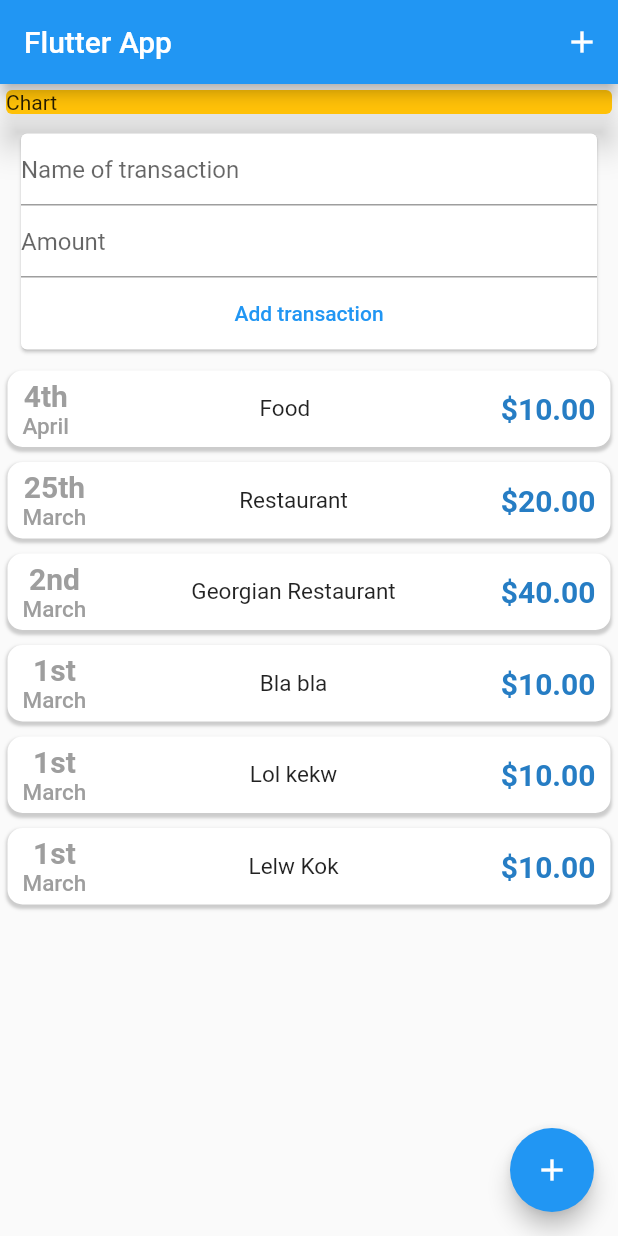
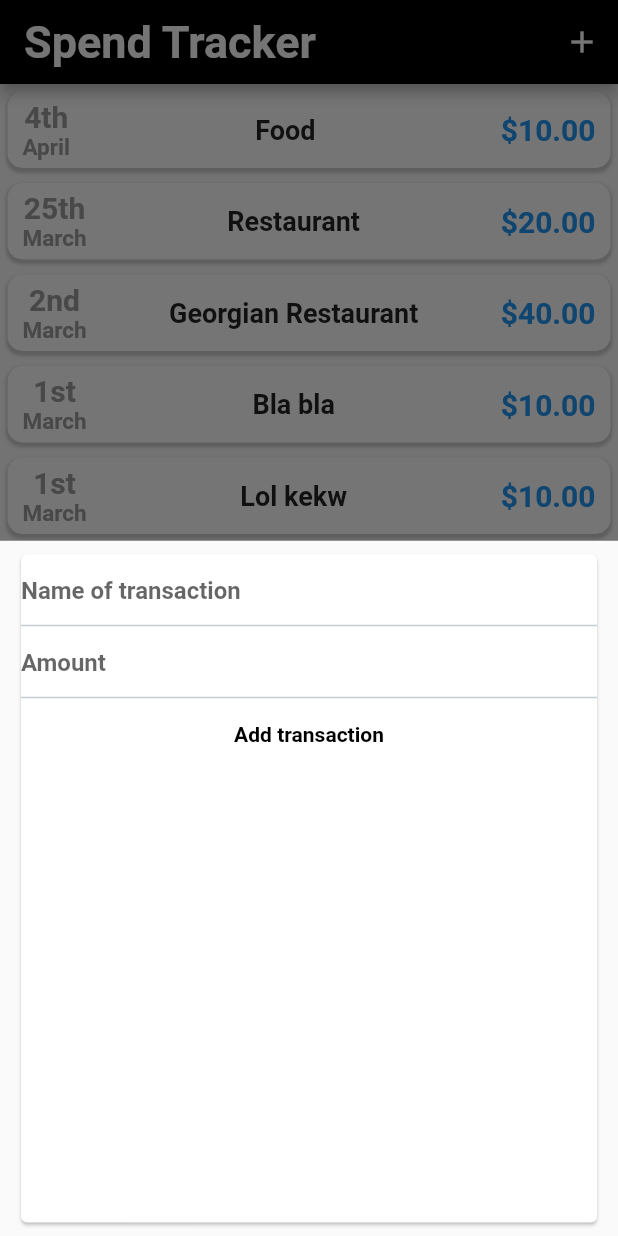
Before and after one commit to vireal01/Spend-tracker, a Flutter app: the screen it shows after launch, after a tap on the "add" icon, on a phone screen of 412 x 824 dp. Run offline on Flutter 3.47's test engine with Material 2 defaults, Android fonts, the phone set to English and light mode, and no system bars; Roboto replaces fonts that are missing (RubikMicrobe); project files that could hold a hidden picture were left out.

Commit message:
added ugly styling, added fonts

```diff
--- a/lib/main.dart
+++ b/lib/main.dart
@@ -1,3 +1,5 @@
+import 'dart:ui';
+
 import 'package:first_flutter_app/models/transaction.dart';
 import 'package:first_flutter_app/widget/user_transaction.dart';
 import 'package:flutter/material.dart';
@@ -11,34 +13,132 @@ class MyApp extends StatelessWidget {
   @override
   Widget build(BuildContext context) {
     return MaterialApp(
-      title: 'Flutter App',
+      title: 'Spend Tracker',
       home: MyHomePage(),
+      theme: ThemeData(
+          fontFamily: 'Roboto',
+          textTheme: ThemeData.light().textTheme.copyWith(
+              headline6: TextStyle(
+                  fontFamily: 'Roboto',
+                  fontWeight: FontWeight.normal,
+                  fontSize: 18)),
+          appBarTheme: AppBarTheme(
+              titleTextStyle: TextStyle(
+                  fontFamily: 'Roboto',
+                  fontSize: 20,
+                  fontWeight: FontWeight.normal)),
+          colorScheme: const ColorScheme(
+              brightness: Brightness.light,
+              primary: Colors.black,
+              onPrimary: Colors.white,
+              secondary: Colors.purple,
+              onSecondary: Colors.yellow,
+              error: Colors.red,
+              onError: Colors.amber,
+              background: Colors.green,
+              onBackground: Colors.amberAccent,
+              surface: Color.fromARGB(255, 78, 92, 104),
+              onSurface: Colors.blueGrey)),
     );
   }
 }
 
-class MyHomePage extends StatelessWidget {
+class MyHomePage extends StatefulWidget {
+  @override
+  State<MyHomePage> createState() => _MyHomePageState();
+}
+
+class _MyHomePageState extends State<MyHomePage> {
   final List<Transaction> transactions = [];
 
-  // void triggerAddNewTransaction(BuildContext ctx){
-  //   showModalBottomSheet(context: ctx, builder: (_){
-  //     return InputField(addNewTransactionElement: )
-  //   })
-  // }
+  final List<Transaction> _userTransactions = [
+    Transaction(
+      id: 0,
+      title: 'Food',
+      amount: 10.0,
+      date: DateTime(2022, 4, 4, 17),
+    ),
+    Transaction(
+      id: 1,
+      title: 'Restaurant',
+      amount: 20.0,
+      date: DateTime(2022, 3, 25, 17),
+    ),
+    Transaction(
+      id: 2,
+      title: 'Georgian Restaurant',
+      amount: 40.0,
+      date: DateTime(2022, 3, 2, 17),
+    ),
+    Transaction(
+      id: 2,
+      title: 'Bla bla',
+      amount: 10.0,
+      date: DateTime(2022, 3, 1, 17),
+    ),
+    Transaction(
+      id: 2,
+      title: 'Lol kekw',
+      amount: 10.0,
+      date: DateTime(2022, 3, 1, 17),
+    ),
+    Transaction(
+      id: 2,
+      title: 'Lelw Kok',
+      amount: 10.0,
+      date: DateTime(2022, 3, 1, 17),
+    )
+  ];
+
+  void _addNewTransactionElement({
+    required String title,
+    required double amount,
+  }) {
+    setState(() {
+      _userTransactions.add(Transaction(
+          id: _userTransactions.length,
+          title: title,
+          amount: amount,
+          date: DateTime.now()));
+    });
+  }
+
+  void _triggerAddNewTransaction(BuildContext ctx) {
+    showModalBottomSheet(
+        context: ctx,
+        builder: (_) {
+          return InputField(
+              addNewTransactionElement: _addNewTransactionElement);
+        });
+  }
 
   Widget build(BuildContext context) {
     return Scaffold(
         resizeToAvoidBottomInset: false,
         appBar: AppBar(
-          title: const Text('Flutter App'),
+          title: const Text(
+            'Spend Tracker',
+            style: TextStyle(fontFamily: 'RubikMicrobe', fontSize: 30),
+          ),
           actions: <Widget>[
-            IconButton(onPressed: () => {}, icon: Icon(Icons.add))
+            IconButton(
+                onPressed: () => {_triggerAddNewTransaction(context)},
+                icon: Icon(Icons.add))
           ],
         ),
         floatingActionButton: FloatingActionButton(
           child: Icon(Icons.add),
-          onPressed: () => {},
+          onPressed: () => {_triggerAddNewTransaction(context)},
         ),
-        body: const UserTransactions());
+        body: SizedBox(
+          height: 400,
+          child: ListView.builder(
+            itemBuilder: (context, index) => TransactionsList(
+              trnsactions: _userTransactions,
+              index: index,
+            ),
+            itemCount: _userTransactions.length,
+          ),
+        ));
   }
 }
--- a/lib/widget/input_field.dart
+++ b/lib/widget/input_field.dart
@@ -1,23 +1,28 @@
 import 'package:flutter/material.dart';
 
-class InputField extends StatelessWidget {
+class InputField extends StatefulWidget {
   final Function addNewTransactionElement;
   InputField({required this.addNewTransactionElement});
 
+  @override
+  _InputFieldState createState() => _InputFieldState();
+}
+
+class _InputFieldState extends State<InputField> {
+  final titleController = TextEditingController();
+  final amountInput = TextEditingController();
   Widget build(BuildContext context) {
-    final titleController = TextEditingController();
-    final amountInput = TextEditingController();
-
     void submitTransaction() {
       if (titleController.text == '' || double.parse(amountInput.text) <= 0) {
         FocusManager.instance.primaryFocus?.unfocus();
         return;
       }
-      addNewTransactionElement(
+      widget.addNewTransactionElement(
           title: titleController.text, amount: double.parse(amountInput.text));
       titleController.clear();
       amountInput.clear();
       FocusManager.instance.primaryFocus?.unfocus();
+      Navigator.of(context).pop();
     }
 
     return Container(
--- a/lib/widget/transaction_element.dart
+++ b/lib/widget/transaction_element.dart
@@ -34,17 +34,17 @@ class ListElement extends StatelessWidget {
               children: [
                 Text(
                   listItem.title,
-                  style: TextStyle(fontSize: 15),
+                  style: Theme.of(context).textTheme.headline6,
                 ),
               ],
             ),
             Container(
               child: Text(
                 '\$${listItem.amount.toStringAsFixed(2)}',
-                style: const TextStyle(
+                style: TextStyle(
                     fontWeight: FontWeight.w600,
                     fontSize: 20,
-                    color: Color.fromARGB(255, 38, 125, 196)),
+                    color: Theme.of(context).primaryColor),
               ),
               margin: const EdgeInsets.symmetric(
                 vertical: 10,
--- a/lib/widget/user_transaction.dart
+++ b/lib/widget/user_transaction.dart
@@ -11,58 +11,6 @@ class UserTransactions extends StatefulWidget {
 }
 
 class _UserTransactionsState extends State<UserTransactions> {
-  final List<Transaction> _userTransactions = [
-    Transaction(
-      id: 0,
-      title: 'Food',
-      amount: 10.0,
-      date: DateTime(2022, 4, 4, 17),
-    ),
-    Transaction(
-      id: 1,
-      title: 'Restaurant',
-      amount: 20.0,
-      date: DateTime(2022, 3, 25, 17),
-    ),
-    Transaction(
-      id: 2,
-      title: 'Georgian Restaurant',
-      amount: 40.0,
-      date: DateTime(2022, 3, 2, 17),
-    ),
-    Transaction(
-      id: 2,
-      title: 'Bla bla',
-      amount: 10.0,
-      date: DateTime(2022, 3, 1, 17),
-    ),
-    Transaction(
-      id: 2,
-      title: 'Lol kekw',
-      amount: 10.0,
-      date: DateTime(2022, 3, 1, 17),
-    ),
-    Transaction(
-      id: 2,
-      title: 'Lelw Kok',
-      amount: 10.0,
-      date: DateTime(2022, 3, 1, 17),
-    )
-  ];
-
-  void _addNewTransactionElement({
-    required String title,
-    required double amount,
-  }) {
-    setState(() {
-      _userTransactions.add(Transaction(
-          id: _userTransactions.length,
-          title: title,
-          amount: amount,
-          date: DateTime.now()));
-    });
-  }
-
   @override
   Widget build(BuildContext context) {
     return Column(
@@ -75,19 +23,9 @@ class _UserTransactionsState extends State<UserTransactions> {
             elevation: 10,
           ),
         ),
-        InputField(
-          addNewTransactionElement: _addNewTransactionElement,
-        ),
-        SizedBox(
-          height: 400,
-          child: ListView.builder(
-            itemBuilder: (context, index) => TransactionsList(
-              trnsactions: _userTransactions,
-              index: index,
-            ),
-            itemCount: _userTransactions.length,
-          ),
-        )
+        // InputField(
+        //   addNewTransactionElement: _addNewTransactionElement,
+        // ),
       ],
     );
   }
```
Also changed, not shown: pubspec.yaml (+13 -14 lines), assets/fonts/Roboto-Black.ttf (added), assets/fonts/Roboto-BlackItalic.ttf (added), assets/fonts/Roboto-Bold.ttf (added), assets/fonts/Roboto-BoldItalic.ttf (added), assets/fonts/Roboto-Italic.ttf (added), assets/fonts/Roboto-Light.ttf (added), assets/fonts/Roboto-LightItalic.ttf (added), assets/fonts/Roboto-Medium.ttf (added), assets/fonts/Roboto-MediumItalic.ttf (added), assets/fonts/Roboto-Regular.ttf (added), assets/fonts/Roboto-Thin.ttf (added), assets/fonts/Roboto-ThinItalic.ttf (added), assets/fonts/RubikMicrobe-Regular.ttf (added).
